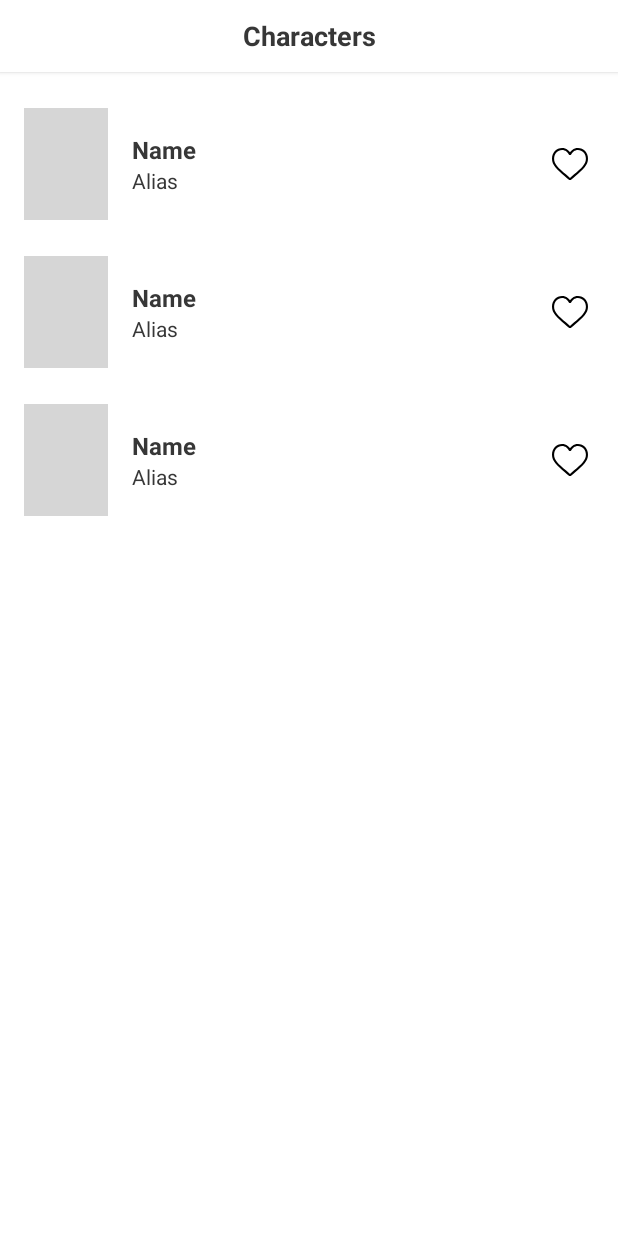
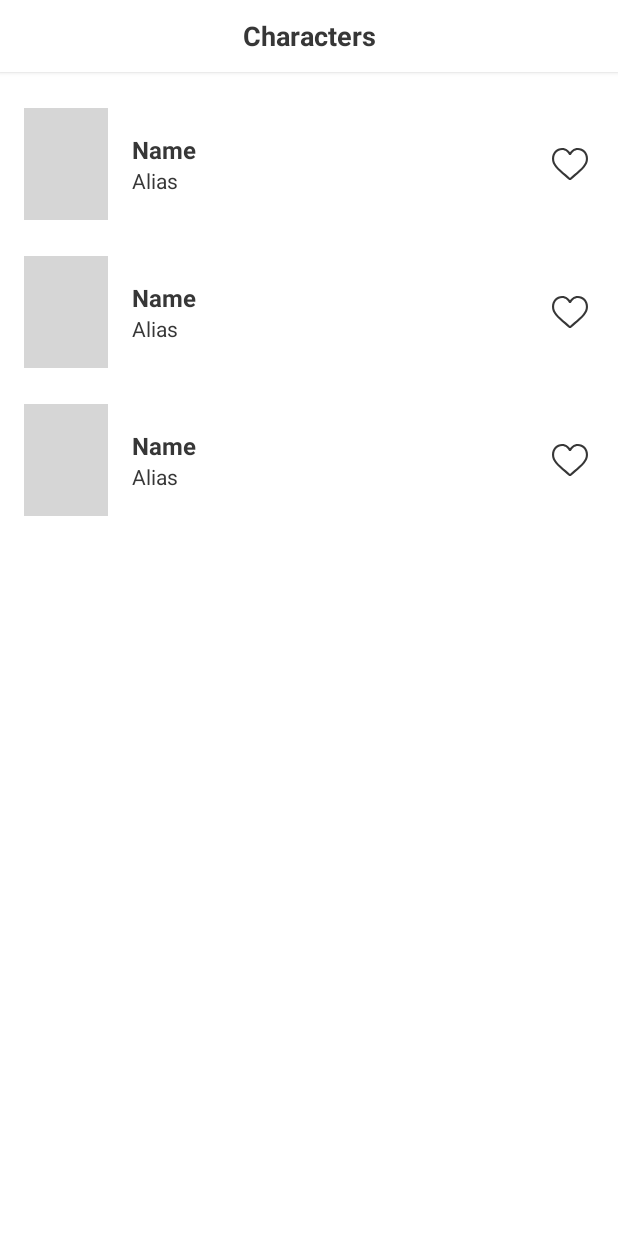
Before and after one commit to dleonett/BreakingBadCharacters, an Android app: the layout fragment_characters.xml on its own in the app's theme, with its tools: preview values and no code run, on a phone screen of 412 x 824 dp. Run offline under Robolectric (Android 15) with nearby library versions, the phone set to English and light mode, and no system bars; plain views replace EpoxyRecyclerView; grey boxes are pictures that could not be loaded.

Commit message:
Adjust UI

```diff
--- a/app/src/main/res/drawable/ic_arrow_left.xml
+++ b/app/src/main/res/drawable/ic_arrow_left.xml
@@ -3,7 +3,7 @@
     android:height="31.494dp"
     android:viewportWidth="31.494"
     android:viewportHeight="31.494">
-  <path
-      android:pathData="M10.273,5.009c0.444,-0.444 1.143,-0.444 1.587,0c0.429,0.429 0.429,1.143 0,1.571l-8.047,8.047h26.554c0.619,0 1.127,0.492 1.127,1.111c0,0.619 -0.508,1.127 -1.127,1.127H3.813l8.047,8.032c0.429,0.444 0.429,1.159 0,1.587c-0.444,0.444 -1.143,0.444 -1.587,0l-9.952,-9.952c-0.429,-0.429 -0.429,-1.143 0,-1.571L10.273,5.009z"
-      android:fillColor="#1E201D"/>
+    <path
+        android:fillColor="?attr/colorOnPrimary"
+        android:pathData="M10.273,5.009c0.444,-0.444 1.143,-0.444 1.587,0c0.429,0.429 0.429,1.143 0,1.571l-8.047,8.047h26.554c0.619,0 1.127,0.492 1.127,1.111c0,0.619 -0.508,1.127 -1.127,1.127H3.813l8.047,8.032c0.429,0.444 0.429,1.159 0,1.587c-0.444,0.444 -1.143,0.444 -1.587,0l-9.952,-9.952c-0.429,-0.429 -0.429,-1.143 0,-1.571L10.273,5.009z" />
 </vector>
--- a/app/src/main/res/drawable/ic_like_off.xml
+++ b/app/src/main/res/drawable/ic_like_off.xml
@@ -4,6 +4,6 @@
     android:viewportWidth="512"
     android:viewportHeight="512">
     <path
-        android:fillColor="#FF000000"
+        android:fillColor="?attr/colorOnPrimary"
         android:pathData="m256,483.516c-7.289,0 -14.316,-2.641 -19.793,-7.438 -20.684,-18.086 -40.625,-35.082 -58.219,-50.074l-0.09,-0.078c-51.582,-43.957 -96.125,-81.918 -127.117,-119.313 -34.645,-41.805 -50.781,-81.441 -50.781,-124.742 0,-42.07 14.426,-80.883 40.617,-109.293 26.504,-28.746 62.871,-44.578 102.414,-44.578 29.555,0 56.621,9.344 80.445,27.77 12.023,9.301 22.922,20.684 32.523,33.961 9.605,-13.277 20.5,-24.66 32.527,-33.961 23.824,-18.426 50.891,-27.77 80.445,-27.77 39.539,0 75.91,15.832 102.414,44.578 26.191,28.41 40.613,67.223 40.613,109.293 0,43.301 -16.133,82.938 -50.777,124.738 -30.992,37.398 -75.531,75.355 -127.105,119.309 -17.625,15.016 -37.598,32.039 -58.328,50.168 -5.473,4.789 -12.504,7.43 -19.789,7.43zM143.031,57.992c-31.066,0 -59.605,12.398 -80.367,34.914 -21.07,22.855 -32.676,54.449 -32.676,88.965 0,36.418 13.535,68.988 43.883,105.605 29.332,35.395 72.961,72.574 123.477,115.625l0.094,0.078c17.66,15.051 37.68,32.113 58.516,50.332 20.961,-18.254 41.012,-35.344 58.707,-50.418 50.512,-43.051 94.137,-80.223 123.469,-115.617 30.344,-36.617 43.879,-69.188 43.879,-105.605 0,-34.516 -11.605,-66.109 -32.676,-88.965 -20.758,-22.516 -49.301,-34.914 -80.363,-34.914 -22.758,0 -43.652,7.234 -62.102,21.5 -16.441,12.719 -27.895,28.797 -34.609,40.047 -3.453,5.785 -9.531,9.238 -16.262,9.238s-12.809,-3.453 -16.262,-9.238c-6.711,-11.25 -18.164,-27.328 -34.609,-40.047 -18.449,-14.266 -39.344,-21.5 -62.098,-21.5zM143.031,57.992" />
 </vector>
```
